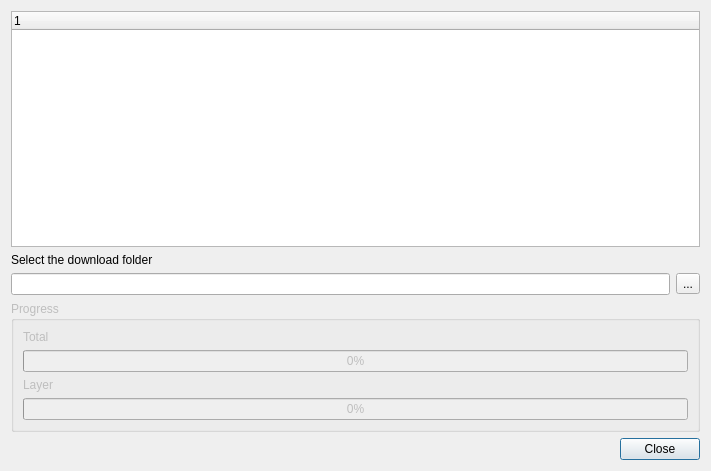
First picture: the form in qfieldsync/ui/qfieldcloud_pull_dialog.ui, repository opengisch/qfieldsync, before the edit.
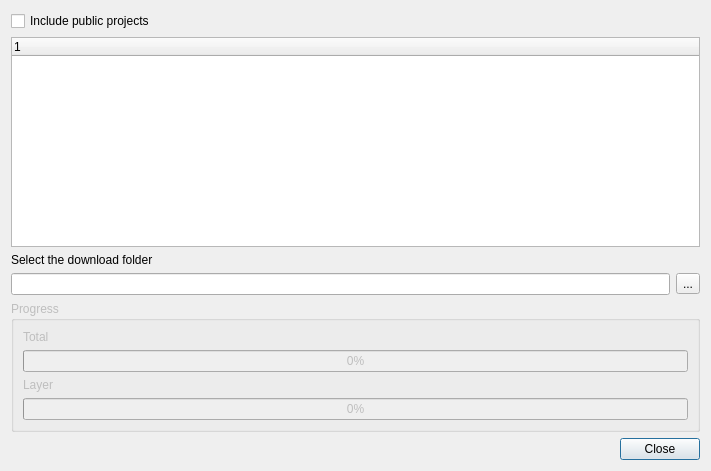
Second picture: the form after the edit.

Commit message: Add support to public projects in pull projects

```diff
--- a/qfieldsync/ui/qfieldcloud_pull_dialog.ui
+++ b/qfieldsync/ui/qfieldcloud_pull_dialog.ui
@@ -14,6 +14,13 @@
    <string>Download QFielCloud project</string>
   </property>
   <layout class="QVBoxLayout" name="verticalLayout">
+   <item>
+    <widget class="QCheckBox" name="include_public_projects">
+     <property name="text">
+      <string>Include public projects</string>
+     </property>
+    </widget>
+   </item>
    <item>
     <widget class="QTreeWidget" name="project_tree_widget">
      <column>
```
The commit also changes 2 other files.
